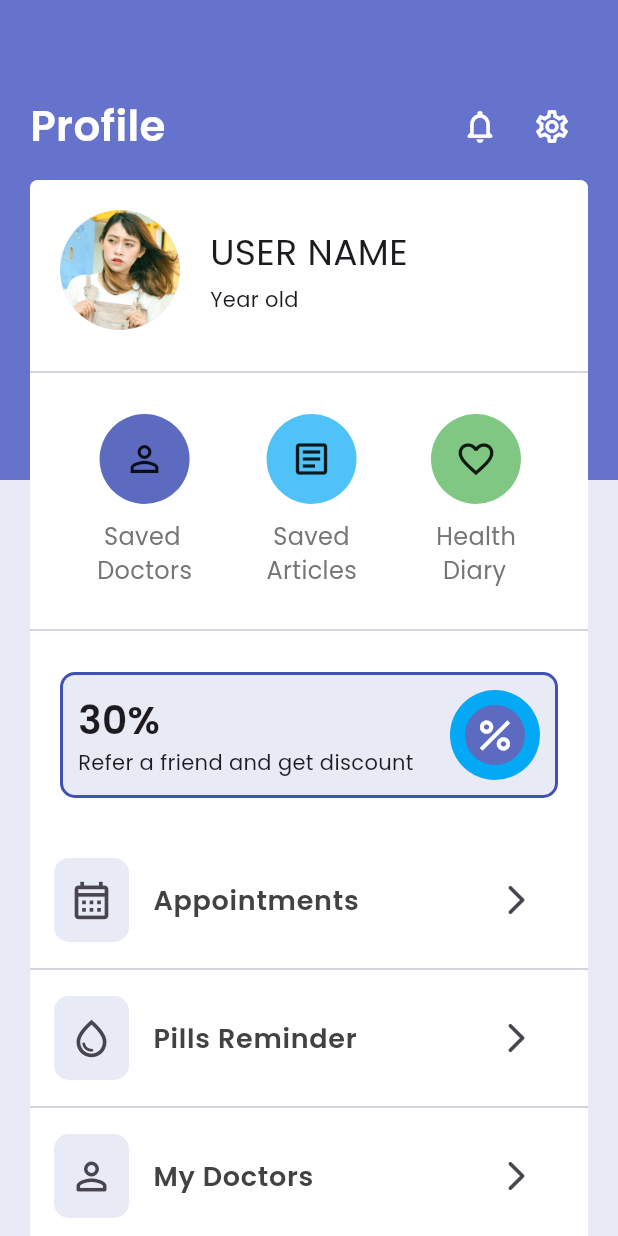
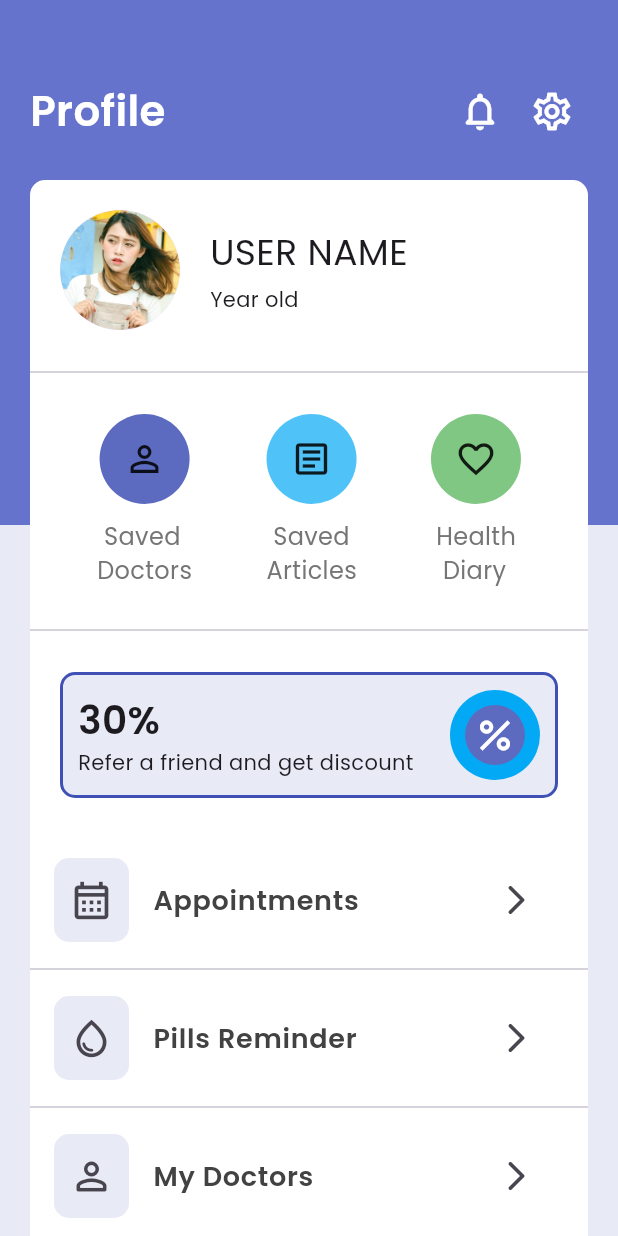
Before and after one commit to EiiMey/Digital_Clinics_App_mobile, a Flutter app: the PersonalAccount screen opened directly, on a phone screen of 412 x 824 dp. Run offline on Flutter 3.47's test engine with Material 3 defaults, Android fonts, the light colour scheme and no system bars; our stand-ins replace flutter_svg.

Commit message:
New feature

```diff
--- a/lib/profiles_layout/personal_account.dart
+++ b/lib/profiles_layout/personal_account.dart
@@ -22,13 +22,13 @@ class PersonalAccount extends StatelessWidget {
               children: [
                 Container(
                   width: double.infinity,
-                  height: 320,
+                  height: 350,
                   padding: EdgeInsets.only(left: 20, right: 20),
                   decoration: BoxDecoration(color: Color(0xFF6673CC)),
                   child: Stack(
                     children: [
                       Container(
-                        margin: EdgeInsets.only(top: 60),
+                        margin: EdgeInsets.only(top: 50),
                         child: Row(
                           mainAxisAlignment: MainAxisAlignment.center,
                           crossAxisAlignment: CrossAxisAlignment.center,
@@ -53,7 +53,7 @@ class PersonalAccount extends StatelessWidget {
                                     icon: Icon(
                                       Icons.notifications_none_rounded,
                                       color: Colors.white,
-                                      size: 26,
+                                      size: 30,
                                     ),
                                   ),
                                   IconButton(
@@ -61,7 +61,7 @@ class PersonalAccount extends StatelessWidget {
                                     icon: Icon(
                                       Icons.settings_outlined,
                                       color: Colors.white,
-                                      size: 26,
+                                      size: 30,
                                     ),
                                   ),
                                 ],
@@ -79,7 +79,7 @@ class PersonalAccount extends StatelessWidget {
                     width: double.infinity,
                     decoration: BoxDecoration(
                       color: Colors.white,
-                      borderRadius: BorderRadius.circular(5.0),
+                      borderRadius: BorderRadius.circular(10.0),
                     ),
                     child: Column(
                       children: [
```
